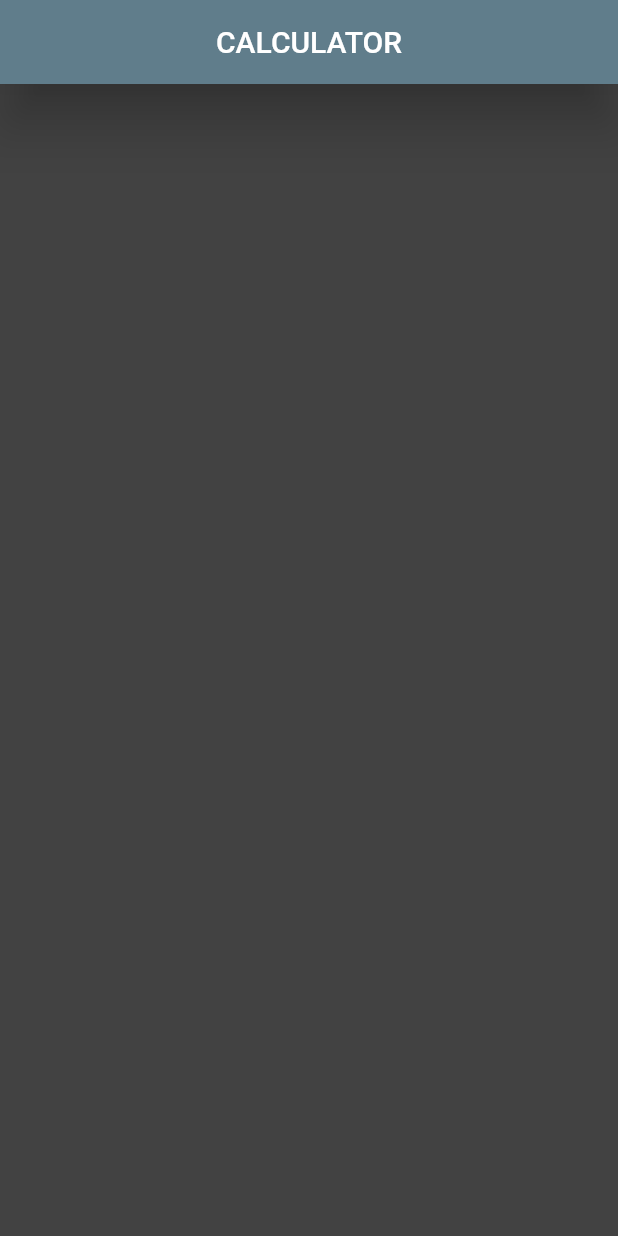
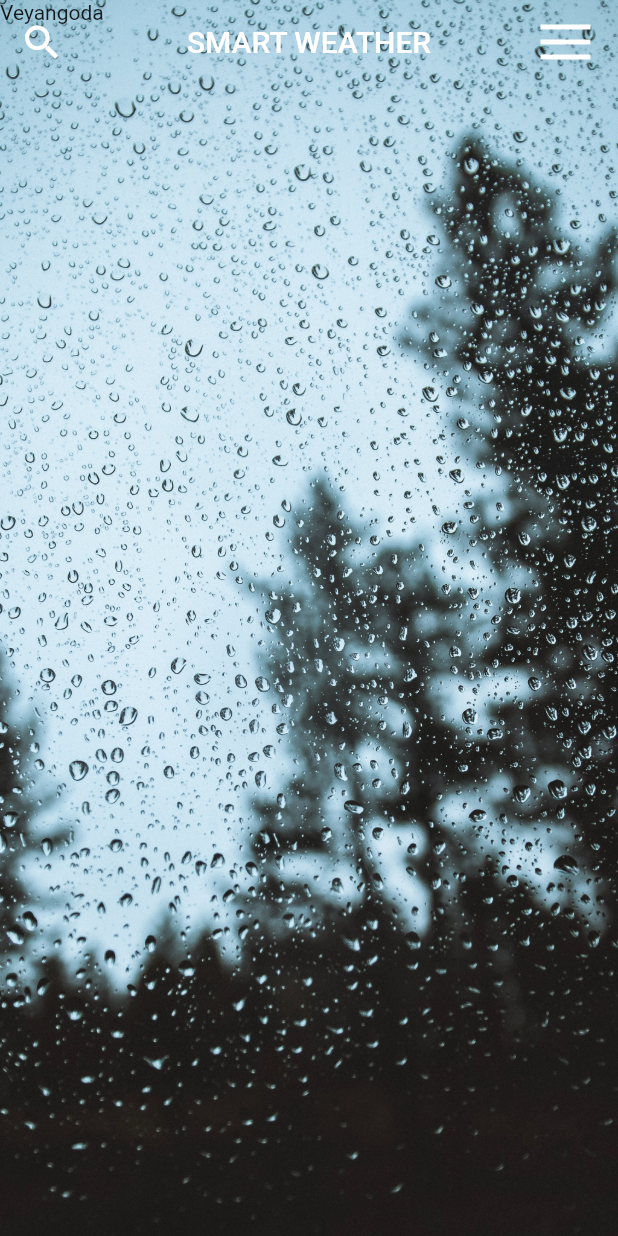
Before and after one commit to Kushanyasiru97/Weather_Application, a Flutter app: the screen it shows after launch, on a phone screen of 412 x 824 dp. Run offline on Flutter 3.47's test engine with Material 2 defaults, Android fonts, the phone set to English and light mode, and no system bars; our stand-ins replace flutter_svg.

Commit message:
Add all my files

```diff
--- a/lib/main.dart
+++ b/lib/main.dart
@@ -1,27 +1,21 @@
 import 'package:flutter/material.dart';
+import 'package:weather_application/weather.dart';
 
 void main() {
-  runApp(MaterialApp(
-    home: Weatherapp(),
-  ));
+  runApp(Weatherapp());
 }
 class Weatherapp extends StatelessWidget {
   const Weatherapp({Key? key}) : super(key: key);
 
   @override
   Widget build(BuildContext context) {
-    return Scaffold(
-      backgroundColor: Colors.grey[800],
-        appBar: AppBar(
-          title: Text('CALCULATOR'),
-          centerTitle: true,
-          backgroundColor: Colors.blueGrey,
-          elevation: 15.0,
-
-        ),
-        body: Container(
-
-        )
+    return MaterialApp(
+      title: 'Flutter Demo',
+      theme: ThemeData(
+        primarySwatch: Colors.blueGrey,
+        visualDensity: VisualDensity.adaptivePlatformDensity
+      ),
+      home: Weather(),
     );
   }
 }
--- /dev/null
+++ b/lib/weather.dart
@@ -0,0 +1,58 @@
+import 'package:flutter/material.dart';
+import 'package:flutter_svg/svg.dart';
+
+class Weather extends StatelessWidget {
+  const Weather({Key? key}) : super(key: key);
+
+  @override
+  Widget build(BuildContext context) {
+    return Scaffold(
+        extendBodyBehindAppBar: true,
+        appBar: AppBar(
+          title: Text(
+              'SMART WEATHER'),
+          centerTitle: true,
+          backgroundColor: Colors.transparent,
+          elevation: 0.0,
+          leading: IconButton(
+            icon: Icon(
+              Icons.search,
+              size: 30.0,
+              color: Colors.white,
+            ),
+            onPressed: () {  },
+          ),
+          actions: [
+            Container(
+              margin: EdgeInsets.fromLTRB(0.0, 0.0, 15, 0.0),
+              child: GestureDetector(
+                onTap: () => print("Menu Click"),
+              child: SvgPicture.asset(
+                'svg/icons8-menu.svg',
+                width: 40.0,
+                height: 40.0,
+                color: Colors.white,
+              ),
+              )
+            )
+          ],
+        ),
+        body: Container(
+          child: Stack(
+            children: [
+              Image.asset(
+                'images/weather2.jpg',
+                fit: BoxFit.cover,
+                height: double.infinity,
+                width: double.infinity,
+              ),
+              Container(
+                child: Text('Veyangoda'),
+                )
+            ],
+          ),
+        )
+
+    );
+  }
+}
--- a/weatherapp.dart
+++ /dev/null
@@ -1,17 +0,0 @@
-import 'package:flutter/material.dart';
-
-class Weatherapp extends StatelessWidget {
-  const Weatherapp({Key? key}) : super(key: key);
-
-  @override
-  Widget build(BuildContext context) {
-    return Scaffold(
-      appBar: AppBar(
-        title: Text('Weather Application'),
-      ),
-      body: Container(
-
-      )
-    );
-  }
-}
```
Also changed, not shown: pubspec.yaml (+7 -3 lines), images/weather1.jpg (added), images/weather2.jpg (added), pubspec.lock, svg/icons8-menu.svg (added).
